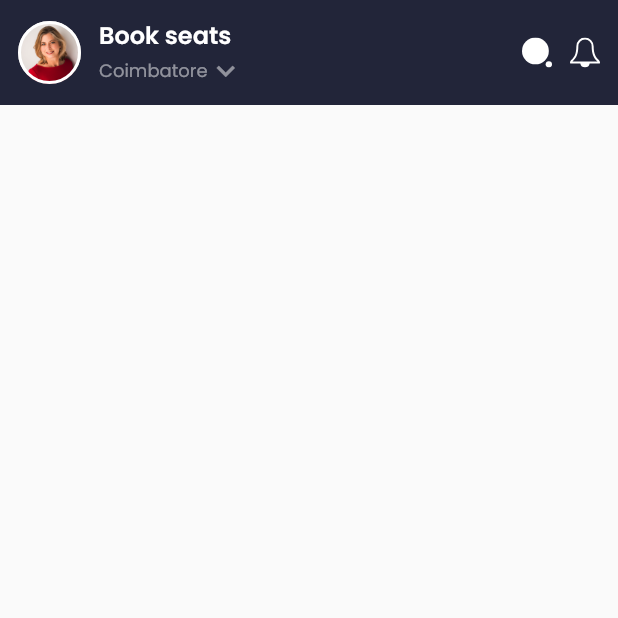
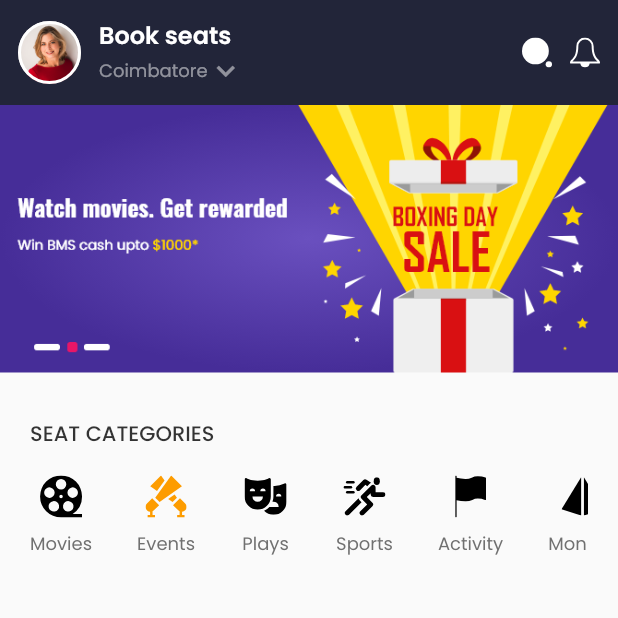
Before and after one commit to tranphunguyen98/movie_tickets, a Flutter app: the screen it shows after launch, on a phone screen of 412 x 824 dp, the top half of it. Run offline on Flutter 3.47's test engine with Material 2 defaults, Android fonts, the phone set to English and light mode, and no system bars; our stand-ins replace flutter_svg.

Commit message:
feat (Home): add banner + seat categories

```diff
--- a/lib/presentation/custom_ui/svg_image.dart
+++ b/lib/presentation/custom_ui/svg_image.dart
@@ -6,20 +6,28 @@ class MySvgImage extends StatelessWidget {
   double width;
   double height;
   Color color;
+  bool applyColorFilter;
 
   MySvgImage(
       {@required this.path,
       @required this.width,
       @required this.height,
-      this.color = Colors.white});
+      this.color = Colors.white,
+      this.applyColorFilter = true});
 
   @override
   Widget build(BuildContext context) {
-    return SvgPicture.asset(
-      path,
-      width: width,
-      height: height,
-      color: color,
-    );
+    return applyColorFilter
+        ? SvgPicture.asset(
+            path,
+            width: width,
+            height: height,
+            color: color,
+          )
+        : SvgPicture.asset(
+            path,
+            width: width,
+            height: height,
+          );
   }
 }
--- a/lib/presentation/screen/home/sc_home.dart
+++ b/lib/presentation/screen/home/sc_home.dart
@@ -1,3 +1,4 @@
+import 'package:find_seat/presentation/common_widgets/widget_spacer.dart';
 import 'package:flutter/material.dart';
 
 import 'barrel_home.dart';
@@ -11,6 +12,7 @@ class HomeScreen extends StatelessWidget {
           children: <Widget>[
             WidgetHomeToolbar(),
             WidgetHomeBanner(),
+            WidgetSpacer(height: 30),
             WidgetHomeCategories(),
             WidgetRecommendedSeats(),
             WidgetNearbyTheatres(),
--- a/lib/presentation/screen/home/widget_home_banner.dart
+++ b/lib/presentation/screen/home/widget_home_banner.dart
@@ -3,6 +3,10 @@ import 'package:flutter/material.dart';
 class WidgetHomeBanner extends StatelessWidget {
   @override
   Widget build(BuildContext context) {
-    return Container();
+    return Container(
+      child: Image.asset("images/banner1.png",
+        fit: BoxFit.contain,
+      ),
+    );
   }
 }
--- a/lib/presentation/screen/home/widget_home_categories.dart
+++ b/lib/presentation/screen/home/widget_home_categories.dart
@@ -1,8 +1,88 @@
+import 'package:find_seat/presentation/common_widgets/widget_spacer.dart';
+import 'package:find_seat/presentation/custom_ui/svg_image.dart';
+import 'package:find_seat/utils/my_const/my_const.dart';
 import 'package:flutter/material.dart';
 
 class WidgetHomeCategories extends StatelessWidget {
+  List<_ItemCategoryVM> items = [
+    _ItemCategoryVM("Movies", "assets/ic_film.svg"),
+    _ItemCategoryVM("Events", "assets/ic_events.svg"),
+    _ItemCategoryVM("Plays", "assets/ic_plays.svg"),
+    _ItemCategoryVM("Sports", "assets/ic_sports.svg"),
+    _ItemCategoryVM("Activity", "assets/ic_activity.svg"),
+    _ItemCategoryVM("Monum", "assets/ic_monum.svg"),
+  ];
+
   @override
   Widget build(BuildContext context) {
-    return Container();
+    return Padding(
+      padding: const EdgeInsets.only(left: 20),
+      child: Column(
+        crossAxisAlignment: CrossAxisAlignment.start,
+        children: <Widget>[
+          Text('Seat categories'.toUpperCase(),
+              style: FONT_CONST.MEDIUM_BLACK2_14),
+          WidgetSpacer(height: 14),
+          _buildListCategory(),
+        ],
+      ),
+    );
+  }
+
+  _buildListCategory() {
+    return Container(
+      height: 58,
+      child: Padding(
+        padding: const EdgeInsets.only(right: 20),
+        child: ListView.separated(
+          scrollDirection: Axis.horizontal,
+          itemBuilder: (context, index) {
+            var item = items[index];
+
+            return _WidgetItemCategory(item);
+          },
+          separatorBuilder: (context, index) {
+            return WidgetSpacer(width: 30);
+          },
+          physics: BouncingScrollPhysics(),
+          itemCount: items.length,
+        ),
+      ),
+    );
   }
 }
+
+class _WidgetItemCategory extends StatelessWidget {
+  _ItemCategoryVM item;
+
+  _WidgetItemCategory(this.item);
+
+  @override
+  Widget build(BuildContext context) {
+    return Column(
+      children: <Widget>[
+        Container(
+          width: 34,
+          height: 34,
+          child: Center(
+            child: MySvgImage(
+              path: item.image,
+              width: 28,
+              height: 28,
+              applyColorFilter: false,
+            ),
+          ),
+        ),
+        WidgetSpacer(height: 6),
+        Text(item.title, style: FONT_CONST.REGULAR_GRAY6_12),
+      ],
+    );
+  }
+}
+
+class _ItemCategoryVM {
+  String image;
+  String title;
+
+  _ItemCategoryVM(this.title, this.image);
+}
--- a/lib/utils/my_const/COLOR_CONST.dart
+++ b/lib/utils/my_const/COLOR_CONST.dart
@@ -18,6 +18,7 @@ class COLOR_CONST {
   static final HexColor GRAY3 = new HexColor("#F4F4F4");
   static final HexColor GRAY4 = new HexColor("#666666");
   static final HexColor GRAY5 = new HexColor("#C1C1C1");
+  static final HexColor GRAY6 = new HexColor("#707070");
   static final HexColor ITEM_BG = new HexColor("#F3F6F8");
   static final HexColor BLUE = new HexColor("#222539");
 
--- a/lib/utils/my_const/FONT_CONST.dart
+++ b/lib/utils/my_const/FONT_CONST.dart
@@ -34,6 +34,9 @@ class FONT_CONST {
   static final REGULAR_GRAY5 = REGULAR.copyWith(color: COLOR_CONST.GRAY5);
   static final REGULAR_GRAY5_10 = REGULAR_GRAY5.copyWith(fontSize: 10);
 
+  static final REGULAR_GRAY6 = REGULAR.copyWith(color: COLOR_CONST.GRAY6);
+  static final REGULAR_GRAY6_12 = REGULAR_GRAY6.copyWith(fontSize: 12);
+
   //MEDIUM
   static final MEDIUM_WHITE = MEDIUM.copyWith(color: COLOR_CONST.WHITE);
   static final MEDIUM_WHITE_22 = MEDIUM_WHITE.copyWith(fontSize: 22);
@@ -46,6 +49,9 @@ class FONT_CONST {
   static final MEDIUM_WHITE_70 = MEDIUM.copyWith(color: COLOR_CONST.WHITE_70);
   static final MEDIUM_WHITE_70_14 = MEDIUM_WHITE_70.copyWith(fontSize: 14);
 
+  static final MEDIUM_BLACK2 = MEDIUM.copyWith(color: COLOR_CONST.BLACK2);
+  static final MEDIUM_BLACK2_14 = MEDIUM_BLACK2.copyWith(fontSize: 14);
+
   //SEMI_BOLD
   static final SEMIBOLD_WHITE = SEMIBOLD.copyWith(color: COLOR_CONST.WHITE);
   static final SEMIBOLD_WHITE_10 = SEMIBOLD_WHITE.copyWith(fontSize: 10);
```
Also changed, not shown: assets/ic_events.svg (added).
